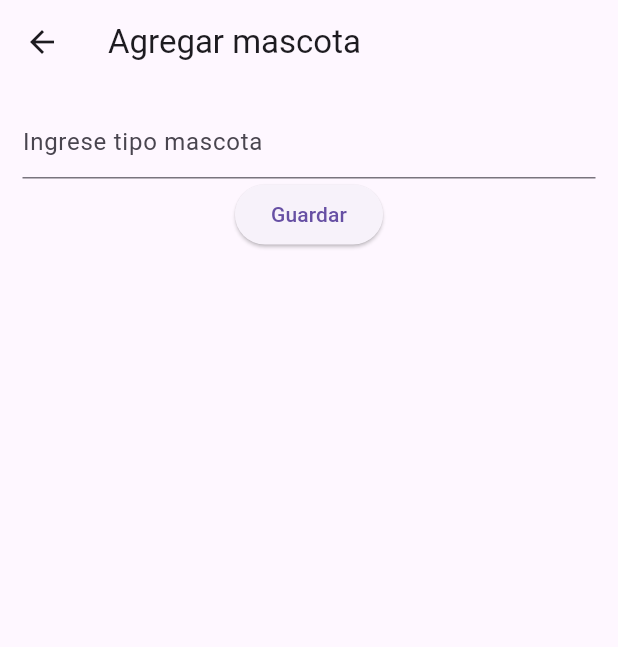
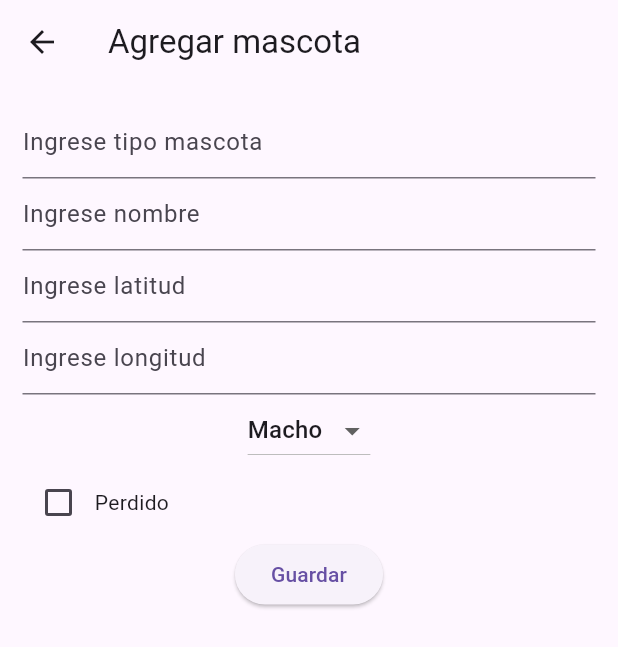
Before and after one commit to iFaca/PetFinder, a Flutter app: the AddPetPage screen opened by its route, on a phone screen of 412 x 824 dp. Shown: the top 647 px of the screen. Run offline on Flutter 3.47's test engine with Material 3 defaults, Android fonts, the phone set to English and light mode, and no system bars; our stand-ins replace cloud_firestore, firebase_core, font_awesome_flutter, geolocator, google_maps_flutter, permission_handler; accounts and stored records are empty.

Commit message:
más atributos mascota

```diff
--- a/lib/pages/add_pet_page.dart
+++ b/lib/pages/add_pet_page.dart
@@ -1,4 +1,5 @@
 import 'package:flutter/material.dart';
+import 'package:cloud_firestore/cloud_firestore.dart'; // Asegúrate de tener esta importación
 import 'package:petfinder/firebase_service.dart';
 
 class AddPetPage extends StatefulWidget {
@@ -9,8 +10,12 @@ class AddPetPage extends StatefulWidget {
 }
 
 class _AddPetPageState extends State<AddPetPage> {
-
-  TextEditingController petController = TextEditingController(text:"");
+  TextEditingController typeController = TextEditingController(text: "");
+  TextEditingController nameController = TextEditingController(text: "");
+  TextEditingController latitudeController = TextEditingController(text: "");
+  TextEditingController longitudeController = TextEditingController(text: "");
+  String gender = "Macho"; // Estado inicial del Dropdown // Cambio
+  bool lost = false;
 
   @override
   Widget build(BuildContext context) {
@@ -20,20 +25,83 @@ class _AddPetPageState extends State<AddPetPage> {
       ),
       body: Padding(
         padding: const EdgeInsets.all(15.0),
+        child: SingleChildScrollView( // Para que no haya problemas de scroll
           child: Column(
             children: [
               TextField(
-            controller: petController,
+                controller: typeController,
                 decoration: const InputDecoration(
                   hintText: 'Ingrese tipo mascota',
                 ),
               ),
-          ElevatedButton(onPressed: () async {
-            await addPets(petController.text).then((_) {
+              TextField(
+                controller: nameController,
+                decoration: const InputDecoration(
+                  hintText: 'Ingrese nombre',
+                ),
+              ),
+              TextField(
+                controller: latitudeController,
+                decoration: const InputDecoration(
+                  hintText: 'Ingrese latitud',
+                ),
+                keyboardType: TextInputType.number,
+              ),
+              TextField(
+                controller: longitudeController,
+                decoration: const InputDecoration(
+                  hintText: 'Ingrese longitud',
+                ),
+                keyboardType: TextInputType.number,
+              ),
+              DropdownButton<String>( // Dropdown para género // Cambio
+                value: gender,
+                items: <String>['Macho', 'Hembra'].map((String value) {
+                  return DropdownMenuItem<String>(
+                    value: value,
+                    child: Text(value),
+                  );
+                }).toList(),
+                onChanged: (String? newValue) {
+                  setState(() {
+                    gender = newValue!;
+                  });
+                },
+              ),
+              Row(
+                children: [
+                  Checkbox(
+                    value: lost,
+                    onChanged: (bool? value) {
+                      setState(() {
+                        lost = value!;
+                      });
+                    },
+                  ),
+                  const Text('Perdido'),
+                ],
+              ),
+              ElevatedButton(
+                onPressed: () async {
+                  GeoPoint location = GeoPoint(
+                    double.parse(latitudeController.text),
+                    double.parse(longitudeController.text),
+                  );
+
+                  await addPets(
+                    typeController.text,
+                    nameController.text,
+                    location,
+                    gender, // Cambio
+                    lost,
+                  ).then((_) {
                     Navigator.pop(context);
                   });
-          }, child: const Text("Guardar"))
+                },
+                child: const Text("Guardar"),
+              ),
             ],
+          ),
         ),
       ),
     );
```
Also changed, not shown: lib/firebase_service.dart (+17 -1 lines), lib/pages/home_page.dart (+19 -6 lines). Lines whose indentation alone changed are shown as unchanged.
